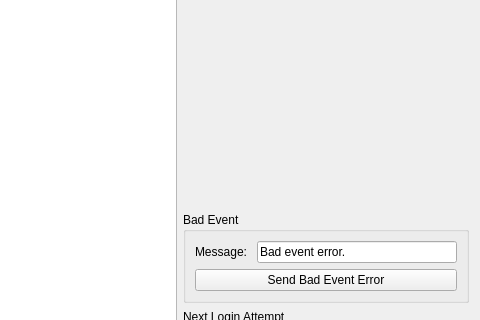
This is internal/frontend/bridge-gui/bridge-gui-tester/Tabs/UsersTab.ui in ProtonMail/proton-bridge as Qt 5 draws it before an edit; both pictures show x 745 to 1225 and y 126 to 446 of the 1225 by 717 pixel window. The edited form follows.
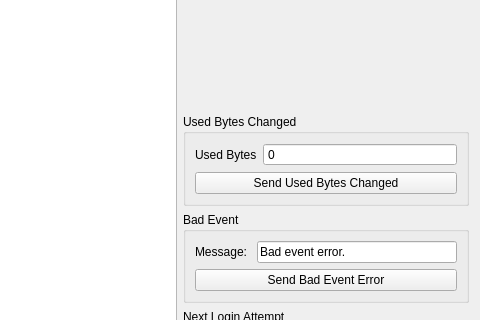
This is the edited form.

Commit message: GODT-2312: used space is properly updated.

Diff of the .ui file:
```diff
--- a/internal/frontend/bridge-gui/bridge-gui-tester/Tabs/UsersTab.ui
+++ b/internal/frontend/bridge-gui/bridge-gui-tester/Tabs/UsersTab.ui
@@ -66,6 +66,52 @@
        </property>
       </spacer>
      </item>
+     <item>
+      <widget class="QGroupBox" name="groupBoxUsedSpace">
+       <property name="minimumSize">
+        <size>
+         <width>0</width>
+         <height>0</height>
+        </size>
+       </property>
+       <property name="title">
+        <string>Used Bytes Changed</string>
+       </property>
+       <layout class="QVBoxLayout" name="verticalLayout_4">
+        <item>
+         <layout class="QHBoxLayout" name="hBoxUsedBytes" stretch="0,1">
+          <item>
+           <widget class="QLabel" name="labelUsedBytes">
+            <property name="text">
+             <string>Used Bytes</string>
+            </property>
+           </widget>
+          </item>
+          <item>
+           <widget class="QDoubleSpinBox" name="spinUsedBytes">
+            <property name="buttonSymbols">
+             <enum>QAbstractSpinBox::NoButtons</enum>
+            </property>
+            <property name="decimals">
+             <number>0</number>
+            </property>
+            <property name="maximum">
+             <double>1000000000000000.000000000000000</double>
+            </property>
+           </widget>
+          </item>
+         </layout>
+        </item>
+        <item>
+         <widget class="QPushButton" name="buttonUsedBytesChanged">
+          <property name="text">
+           <string>Send Used Bytes Changed</string>
+          </property>
+         </widget>
+        </item>
+       </layout>
+      </widget>
+     </item>
      <item>
       <widget class="QGroupBox" name="groupBoxBadEvent">
        <property name="minimumSize">
```
The commit also changes 19 other files.
